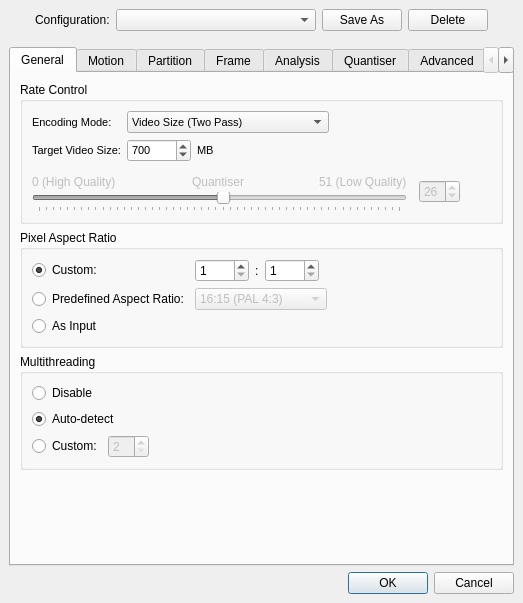
Above: branches/avidemux_2.5_branch_gruntster/plugins/ADM_videoEncoder/ADM_vidEnc_x264/qt4/x264ConfigDialog.ui from BackupTheBerlios/avidemux-svn before the change. Below: the same form after it.
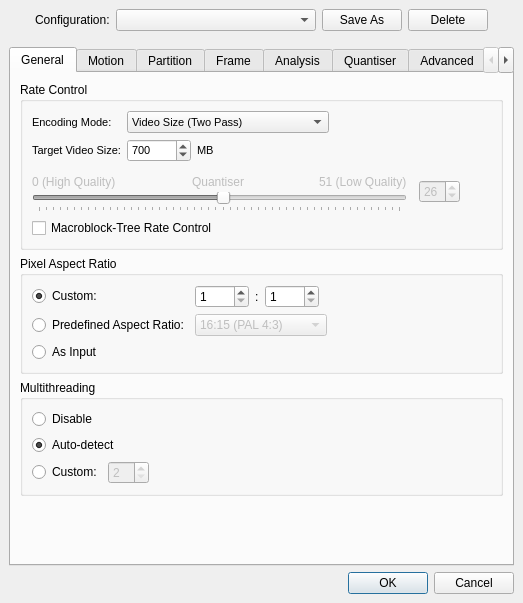
That is the form after the change.

Commit message: [x264] add macroblock-tree optimisation option

The edit to the form file:
```diff
--- a/branches/avidemux_2.5_branch_gruntster/plugins/ADM_videoEncoder/ADM_vidEnc_x264/qt4/x264ConfigDialog.ui
+++ b/branches/avidemux_2.5_branch_gruntster/plugins/ADM_videoEncoder/ADM_vidEnc_x264/qt4/x264ConfigDialog.ui
@@ -477,6 +477,13 @@
             </item>
            </layout>
           </item>
+          <item>
+           <widget class="QCheckBox" name="mbTreeCheckBox" >
+            <property name="text" >
+             <string>Macroblock-Tree Rate Control</string>
+            </property>
+           </widget>
+          </item>
          </layout>
         </widget>
        </item>
```
Left out of the diff: 1 changed line with no effect on the pictures. The commit also changes 5 other files.
